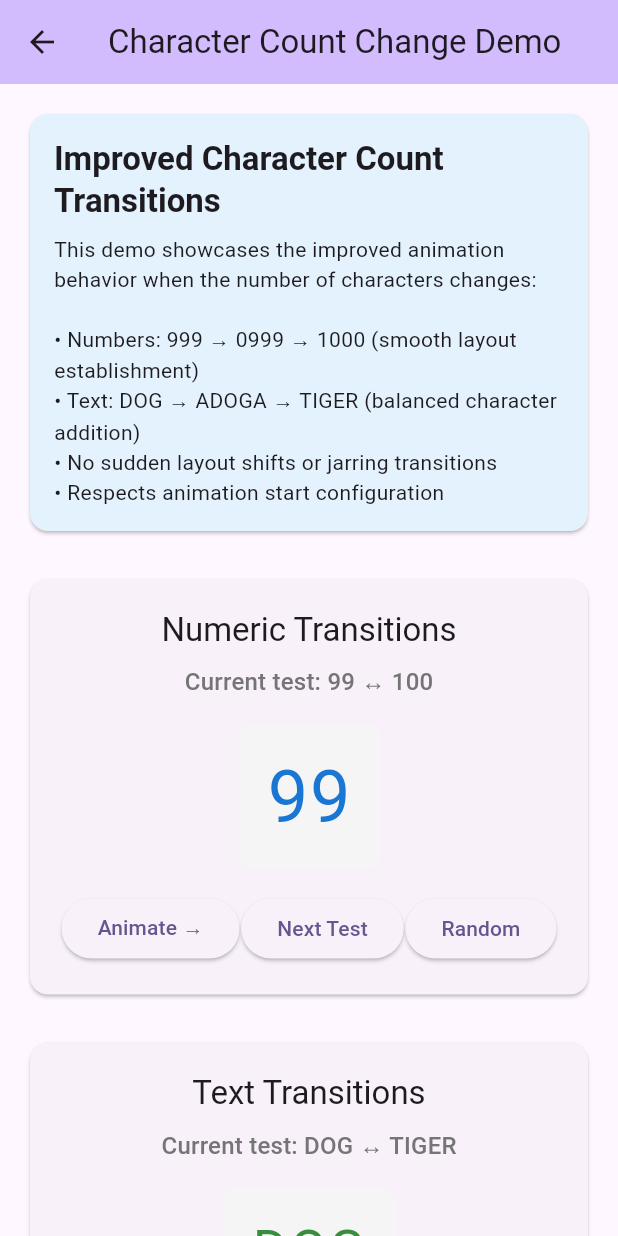
After one commit to codevalley/flutter_ticker, a Flutter app: the screen it shows after launch, after a tap on "Character Count Demo", on a phone screen of 412 x 824 dp. The commit adds this screen. Run offline on Flutter 3.47's test engine with Material 3 defaults, Android fonts, the phone set to English and light mode, and no system bars.

Commit message:
feat: Add demo screens for new ticker animation features - Add AnimationStartDemoScreen and CharacterCountDemoScreen - Update navigation to include new demos

```diff
--- /dev/null
+++ b/flutter_ticker_sample/lib/character_count_demo.dart
@@ -0,0 +1,306 @@
+import 'dart:math';
+import 'package:flutter/material.dart';
+import 'package:ticker/ticker.dart';
+
+class CharacterCountDemoScreen extends StatefulWidget {
+  const CharacterCountDemoScreen({super.key});
+
+  @override
+  State<CharacterCountDemoScreen> createState() => _CharacterCountDemoScreenState();
+}
+
+class _CharacterCountDemoScreenState extends State<CharacterCountDemoScreen> {
+  final Random _random = Random();
+
+  // Test cases for different scenarios
+  final List<List<String>> _numericTestCases = [
+    ['99', '100'],      // 2 → 3 digits
+    ['999', '1000'],    // 3 → 4 digits
+    ['9999', '10000'],  // 4 → 5 digits
+    ['1000', '999'],    // 4 → 3 digits (shrinking)
+    ['100', '99'],      // 3 → 2 digits (shrinking)
+    ['50', '1500'],     // 2 → 4 digits (big jump)
+  ];
+
+  final List<List<String>> _textTestCases = [
+    ['DOG', 'TIGER'],     // 3 → 5 characters
+    ['CAT', 'ELEPHANT'],  // 3 → 8 characters
+    ['HELLO', 'HI'],      // 5 → 2 characters (shrinking)
+    ['A', 'AMAZING'],     // 1 → 7 characters
+    ['FLUTTER', 'DART'],  // 7 → 4 characters (shrinking)
+  ];
+
+  int _currentNumericIndex = 0;
+  int _currentTextIndex = 0;
+  bool _showingFirst = true;
+
+  // References to ticker widgets
+  final GlobalKey<TickerWidgetState> _numericTickerKey = GlobalKey();
+  final GlobalKey<TickerWidgetState> _textTickerKey = GlobalKey();
+
+  @override
+  void initState() {
+    super.initState();
+
+    // Initialize with first values
+    WidgetsBinding.instance.addPostFrameCallback((_) {
+      _updateTickers();
+    });
+  }
+
+  void _updateTickers() {
+    final numericValue = _showingFirst
+        ? _numericTestCases[_currentNumericIndex][0]
+        : _numericTestCases[_currentNumericIndex][1];
+
+    final textValue = _showingFirst
+        ? _textTestCases[_currentTextIndex][0]
+        : _textTestCases[_currentTextIndex][1];
+
+    _numericTickerKey.currentState?.setText(numericValue);
+    _textTickerKey.currentState?.setText(textValue);
+  }
+
+  void _toggleValues() {
+    setState(() {
+      _showingFirst = !_showingFirst;
+      _updateTickers();
+    });
+  }
+
+  void _nextNumericTest() {
+    setState(() {
+      _currentNumericIndex = (_currentNumericIndex + 1) % _numericTestCases.length;
+      _showingFirst = true;
+      _updateTickers();
+    });
+  }
+
+  void _nextTextTest() {
+    setState(() {
+      _currentTextIndex = (_currentTextIndex + 1) % _textTestCases.length;
+      _showingFirst = true;
+      _updateTickers();
+    });
+  }
+
+  void _randomNumericTest() {
+    setState(() {
+      // Generate random numbers with different digit counts
+      final digits1 = _random.nextInt(3) + 1; // 1-3 digits
+      final digits2 = _random.nextInt(3) + 3; // 3-5 digits
+
+      final num1 = _random.nextInt(pow(10, digits1).toInt());
+      final num2 = _random.nextInt(pow(10, digits2).toInt());
+
+      _numericTestCases[_currentNumericIndex] = [num1.toString(), num2.toString()];
+      _showingFirst = true;
+      _updateTickers();
+    });
+  }
+
+  @override
+  Widget build(BuildContext context) {
+    final currentNumericTest = _numericTestCases[_currentNumericIndex];
+    final currentTextTest = _textTestCases[_currentTextIndex];
+
+    return Scaffold(
+      appBar: AppBar(
+        title: const Text('Character Count Change Demo'),
+        backgroundColor: Theme.of(context).colorScheme.inversePrimary,
+      ),
+      body: SingleChildScrollView(
+        child: Padding(
+          padding: const EdgeInsets.all(16.0),
+          child: Column(
+            children: [
+              // Information card
+              Card(
+                color: Colors.blue.shade50,
+                child: Padding(
+                  padding: const EdgeInsets.all(16.0),
+                  child: Column(
+                    crossAxisAlignment: CrossAxisAlignment.start,
+                    children: [
+                      Text(
+                        'Improved Character Count Transitions',
+                        style: Theme.of(context).textTheme.titleLarge?.copyWith(
+                          fontWeight: FontWeight.bold,
+                        ),
+                      ),
+                      const SizedBox(height: 8),
+                      const Text(
+                        'This demo showcases the improved animation behavior when the number of characters changes:\n\n'
+                        '• Numbers: 999 → 0999 → 1000 (smooth layout establishment)\n'
+                        '• Text: DOG → ADOGA → TIGER (balanced character addition)\n'
+                        '• No sudden layout shifts or jarring transitions\n'
+                        '• Respects animation start configuration',
+                        style: TextStyle(fontSize: 14),
+                      ),
+                    ],
+                  ),
+                ),
+              ),
+
+              const SizedBox(height: 24),
+
+              // Numeric transitions demo
+              Card(
+                child: Padding(
+                  padding: const EdgeInsets.all(20.0),
+                  child: Column(
+                    children: [
+                      Text(
+                        'Numeric Transitions',
+                        style: Theme.of(context).textTheme.titleLarge,
+                      ),
+                      const SizedBox(height: 8),
+                      Text(
+                        'Current test: ${currentNumericTest[0]} ↔ ${currentNumericTest[1]}',
+                        style: Theme.of(context).textTheme.titleMedium?.copyWith(
+                          color: Colors.grey.shade600,
+                        ),
+                      ),
+                      const SizedBox(height: 16),
+
+                      // Numeric ticker
+                      Container(
+                        padding: const EdgeInsets.all(16),
+                        decoration: BoxDecoration(
+                          color: Colors.grey.shade100,
+                          borderRadius: BorderRadius.circular(8),
+                        ),
+                        child: TickerWidget(
+                          key: _numericTickerKey,
+                          text: currentNumericTest[0],
+                          textSize: 48,
+                          textColor: Colors.blue.shade700,
+                          characterLists: [TickerUtils.provideNumberList()],
+                          animationDuration: 1500,
+                          gravity: Alignment.center,
+                          animationStartConfig: const TickerAnimationStartConfig.first(),
+                        ),
+                      ),
+
+                      const SizedBox(height: 16),
+
+                      // Numeric controls
+                      Row(
+                        mainAxisAlignment: MainAxisAlignment.spaceEvenly,
+                        children: [
+                          ElevatedButton(
+                            onPressed: _toggleValues,
+                            child: Text(_showingFirst ? 'Animate →' : '← Animate Back'),
+                          ),
+                          ElevatedButton(
+                            onPressed: _nextNumericTest,
+                            child: const Text('Next Test'),
+                          ),
+                          ElevatedButton(
+                            onPressed: _randomNumericTest,
+                            child: const Text('Random'),
+                          ),
+                        ],
+                      ),
+                    ],
+                  ),
+                ),
+              ),
+
+              const SizedBox(height: 24),
+
+              // Text transitions demo
+              Card(
+                child: Padding(
+                  padding: const EdgeInsets.all(20.0),
+                  child: Column(
+                    children: [
+                      Text(
+                        'Text Transitions',
+                        style: Theme.of(context).textTheme.titleLarge,
+                      ),
+                      const SizedBox(height: 8),
+                      Text(
+                        'Current test: ${currentTextTest[0]} ↔ ${currentTextTest[1]}',
+                        style: Theme.of(context).textTheme.titleMedium?.copyWith(
+                          color: Colors.grey.shade600,
+                        ),
+                      ),
+                      const SizedBox(height: 16),
+
+                      // Text ticker
+                      Container(
+                        padding: const EdgeInsets.all(16),
+                        decoration: BoxDecoration(
+                          color: Colors.grey.shade100,
+                          borderRadius: BorderRadius.circular(8),
+                        ),
+                        child: TickerWidget(
+                          key: _textTickerKey,
+                          text: currentTextTest[0],
+                          textSize: 36,
+                          textColor: Colors.green.shade700,
+                          characterLists: [TickerUtils.provideAlphabeticalList()],
+                          animationDuration: 1500,
+                          gravity: Alignment.center,
+                          animationStartConfig: const TickerAnimationStartConfig.first(),
+                        ),
+                      ),
+
+                      const SizedBox(height: 16),
+
+                      // Text controls
+                      Row(
+                        mainAxisAlignment: MainAxisAlignment.spaceEvenly,
+                        children: [
+                          ElevatedButton(
+                            onPressed: _toggleValues,
+                            child: Text(_showingFirst ? 'Animate →' : '← Animate Back'),
+                          ),
+                          ElevatedButton(
+                            onPressed: _nextTextTest,
+                            child: const Text('Next Test'),
+                          ),
+                        ],
+                      ),
+                    ],
+                  ),
+                ),
+              ),
+
+              const SizedBox(height: 24),
+
+              // Current test info
+              Card(
+                color: Colors.green.shade50,
+                child: Padding(
+                  padding: const EdgeInsets.all(16.0),
+                  child: Column(
+                    crossAxisAlignment: CrossAxisAlignment.start,
+                    children: [
+                      Text(
+                        'How It Works',
+                        style: Theme.of(context).textTheme.titleMedium?.copyWith(
+                          fontWeight: FontWeight.bold,
+                        ),
+                      ),
+                      const SizedBox(height: 8),
+                      const Text(
+                        '1. When character count increases: New characters are added with starting positions based on your configuration\n'
+                        '2. Layout is established immediately to prevent shifts\n'
+                        '3. All characters then animate smoothly to their final values\n'
+                        '4. When character count decreases: Excess characters animate to empty and are removed\n'
+                        '5. Numbers get leading characters, text gets balanced additions',
+                        style: TextStyle(fontSize: 14),
+                      ),
+                    ],
+                  ),
+                ),
+              ),
+            ],
+          ),
+        ),
+      ),
+    );
+  }
+}
--- a/flutter_ticker_sample/lib/main.dart
+++ b/flutter_ticker_sample/lib/main.dart
@@ -4,6 +4,7 @@ import 'package:flutter/material.dart';
 import 'package:ticker/ticker.dart';
 
 import 'animation_start_demo.dart';
+import 'character_count_demo.dart';
 import 'interactive_demo.dart';
 
 void main() {
@@ -109,6 +110,17 @@ class _MainScreenState extends State<MainScreen> {
                 );
               },
               child: const Text('Animation Start Demo'),
+            ),
+            const SizedBox(height: 16),
+            ElevatedButton(
+              onPressed: () {
+                Navigator.push(
+                  context,
+                  MaterialPageRoute(
+                      builder: (context) => const CharacterCountDemoScreen()),
+                );
+              },
+              child: const Text('Character Count Demo'),
             ),
           ],
         ),
```
